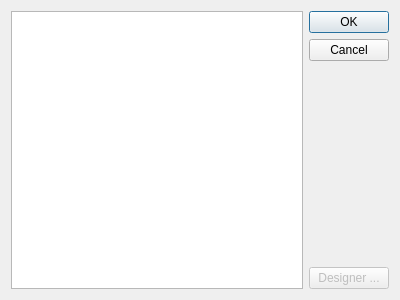
Before: the Qt Designer form Designer/sceneselectdialog.ui in VoukoderPro/VoukoderPro, drawn with Qt 5.
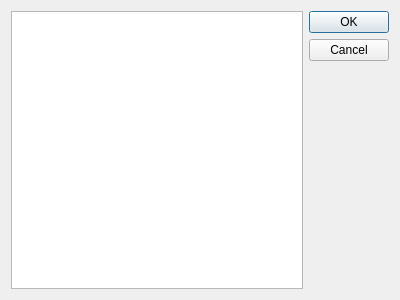
After: the same form once the commit is applied. Icons and pictures are not drawn.

Commit message: Added GOP setting

The edit to the form file:
```diff
--- a/Designer/sceneselectdialog.ui
+++ b/Designer/sceneselectdialog.ui
@@ -52,16 +52,6 @@
         </property>
        </widget>
       </item>
-      <item>
-       <widget class="QPushButton" name="pushButton">
-        <property name="enabled">
-         <bool>false</bool>
-        </property>
-        <property name="text">
-         <string>Designer ...</string>
-        </property>
-       </widget>
-      </item>
      </layout>
     </widget>
    </item>
```
The commit also changes 1 other file.
